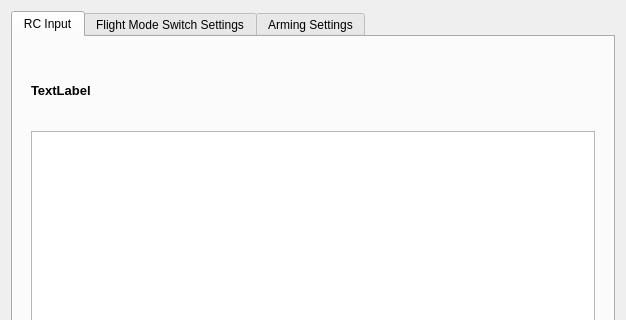
This is ground/openpilotgcs/src/plugins/config/input.ui in openpilot/OpenPilot as Qt 5 draws it before an edit; both pictures show x 0 to 626 and y 0 to 320 of the 626 by 532 pixel window. The edited form follows.
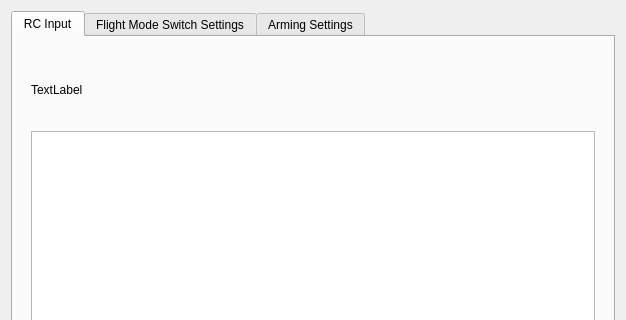
This is the edited form. The open tabs and pages were chosen to show the change. Icons and pictures are not drawn.

Commit message: Input wizard: Make collective pitch come first for helicopter mode transmitters and tell person to use throttle hold so it's detected correctly.

Diff of the .ui file:
```diff
--- a/ground/openpilotgcs/src/plugins/config/input.ui
+++ b/ground/openpilotgcs/src/plugins/config/input.ui
@@ -79,13 +79,6 @@
                <height>70</height>
               </size>
              </property>
-             <property name="font">
-              <font>
-               <pointsize>10</pointsize>
-               <weight>75</weight>
-               <bold>true</bold>
-              </font>
-             </property>
              <property name="text">
               <string>TextLabel</string>
              </property>
```
Left out of the diff: 2 changed lines with no effect on the pictures. The commit also changes 2 other files.
